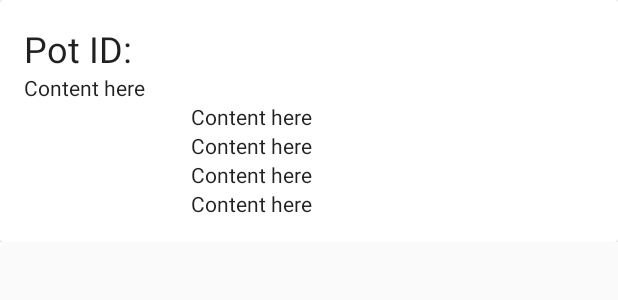
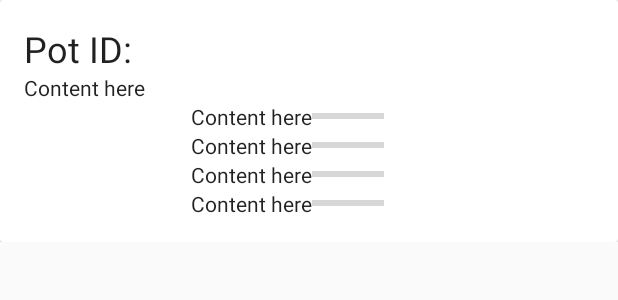
Before and after one commit to emnclarke/RedThumb, an Android app: the layout plant_data_feed_item.xml on its own in the app's theme, with its tools: preview values and no code run, on a phone screen of 412 x 824 dp. Shown: the top 300 px of the screen. Run offline under Robolectric (Android 15) with nearby library versions, the phone set to English and light mode, and no system bars.

Commit message:
Basic ProgressBar Functionalitiy in the FeedView

```diff
--- a/App/app/src/main/res/layout/plant_data_feed_item.xml
+++ b/App/app/src/main/res/layout/plant_data_feed_item.xml
@@ -71,6 +71,37 @@
                         android:text="Content here" />
 
                 </LinearLayout>
+
+                <LinearLayout
+                    android:layout_width="fill_parent"
+                    android:layout_height="fill_parent"
+                    android:orientation="vertical">
+                <ProgressBar
+                    android:id="@+id/progressBarSunlight"
+                    style="?android:attr/progressBarStyleHorizontal"
+                    android:layout_width="wrap_content"
+                    android:layout_height="wrap_content"
+                    android:layout_weight="1" />
+                    <ProgressBar
+                        android:id="@+id/progressBarTemperature"
+                        style="?android:attr/progressBarStyleHorizontal"
+                        android:layout_width="wrap_content"
+                        android:layout_height="wrap_content"
+                        android:layout_weight="1" />
+                    <ProgressBar
+                        android:id="@+id/progressBarHumidity"
+                        style="?android:attr/progressBarStyleHorizontal"
+                        android:layout_width="wrap_content"
+                        android:layout_height="wrap_content"
+                        android:layout_weight="1" />
+                    <ProgressBar
+                        android:id="@+id/progressBarSoilMoisture"
+                        style="?android:attr/progressBarStyleHorizontal"
+                        android:layout_width="wrap_content"
+                        android:layout_height="wrap_content"
+                        android:layout_weight="1" />
+
+                </LinearLayout>
             </LinearLayout>
 
 
```
Also changed, not shown: App/app/src/main/java/com/example/redthumbapp/PlantData.java (+68 -55 lines), App/app/src/main/java/com/example/redthumbapp/PlantDataAdapter.java (+23 -0 lines), App/app/src/main/java/com/example/redthumbapp/PlantFeedData.java (+76 -9 lines).
